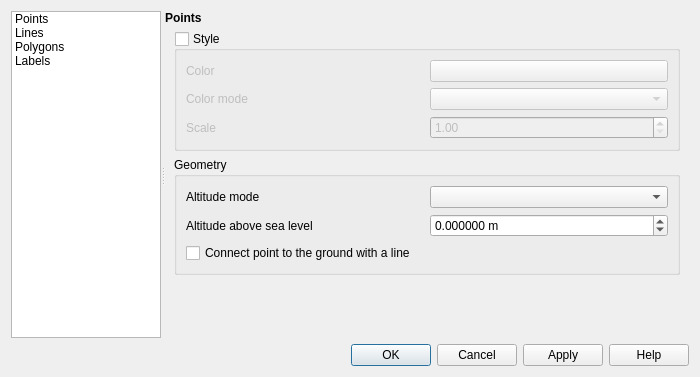
First picture: the form in ui/optionsdialogbase.ui, repository alexbruy/getools, before the edit.
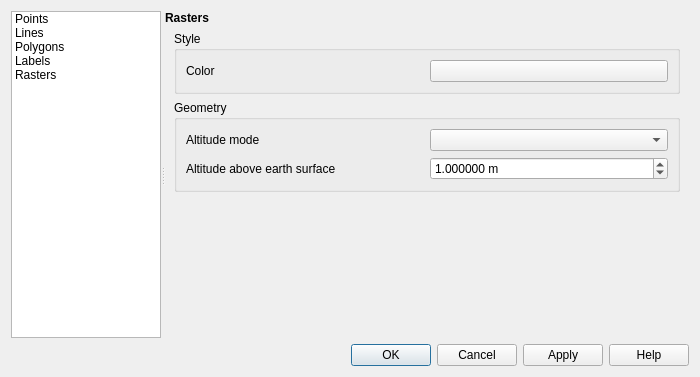
Second picture: the form after the edit. The open tabs and pages were chosen to show the change. Custom widgets are drawn as their Qt base class.

Commit message: support for raster layers

```diff
--- a/ui/optionsdialogbase.ui
+++ b/ui/optionsdialogbase.ui
@@ -100,6 +100,11 @@
            <string>Labels</string>
           </property>
          </item>
+         <item>
+          <property name="text">
+           <string>Rasters</string>
+          </property>
+         </item>
         </widget>
        </item>
       </layout>
@@ -806,6 +811,147 @@
            </item>
           </layout>
          </widget>
+         <widget class="QWidget" name="mOptsPage_05">
+          <layout class="QVBoxLayout" name="verticalLayout_7">
+           <property name="margin">
+            <number>0</number>
+           </property>
+           <item>
+            <widget class="QLabel" name="label_14">
+             <property name="styleSheet">
+              <string notr="true">font-weight:bold;</string>
+             </property>
+             <property name="text">
+              <string>Rasters</string>
+             </property>
+            </widget>
+           </item>
+           <item>
+            <widget class="QScrollArea" name="scrollArea_5">
+             <property name="frameShape">
+              <enum>QFrame::NoFrame</enum>
+             </property>
+             <property name="widgetResizable">
+              <bool>true</bool>
+             </property>
+             <widget class="QWidget" name="scrollAreaWidgetContents_3">
+              <property name="geometry">
+               <rect>
+                <x>0</x>
+                <y>0</y>
+                <width>526</width>
+                <height>307</height>
+               </rect>
+              </property>
+              <layout class="QVBoxLayout" name="verticalLayout_8">
+               <property name="topMargin">
+                <number>0</number>
+               </property>
+               <property name="bottomMargin">
+                <number>0</number>
+               </property>
+               <item>
+                <widget class="QGroupBox" name="grpRasterColor">
+                 <property name="title">
+                  <string>Style</string>
+                 </property>
+                 <property name="checkable">
+                  <bool>false</bool>
+                 </property>
+                 <property name="checked">
+                  <bool>false</bool>
+                 </property>
+                 <layout class="QGridLayout" name="gridLayout_5">
+                  <item row="0" column="0">
+                   <widget class="QLabel" name="label_15">
+                    <property name="text">
+                     <string>Color</string>
+                    </property>
+                   </widget>
+                  </item>
+                  <item row="0" column="1">
+                   <widget class="QgsColorButton" name="btnRasterColor">
+                    <property name="minimumSize">
+                     <size>
+                      <width>100</width>
+                      <height>0</height>
+                     </size>
+                    </property>
+                    <property name="maximumSize">
+                     <size>
+                      <width>16777215</width>
+                      <height>16777215</height>
+                     </size>
+                    </property>
+                    <property name="text">
+                     <string/>
+                    </property>
+                   </widget>
+                  </item>
+                 </layout>
+                </widget>
+               </item>
+               <item>
+                <widget class="QGroupBox" name="grpRasterGeometry">
+                 <property name="title">
+                  <string>Geometry</string>
+                 </property>
+                 <layout class="QGridLayout" name="gridLayout_6">
+                  <item row="0" column="0">
+                   <widget class="QLabel" name="label_16">
+                    <property name="text">
+                     <string>Altitude mode</string>
+                    </property>
+                   </widget>
+                  </item>
+                  <item row="1" column="0">
+                   <widget class="QLabel" name="label_17">
+                    <property name="text">
+                     <string>Altitude above earth surface</string>
+                    </property>
+                   </widget>
+                  </item>
+                  <item row="1" column="2">
+                   <widget class="QDoubleSpinBox" name="spnRasterAltitude">
+                    <property name="suffix">
+                     <string> m</string>
+                    </property>
+                    <property name="decimals">
+                     <number>6</number>
+                    </property>
+                    <property name="minimum">
+                     <double>-999999.999998999992386</double>
+                    </property>
+                    <property name="value">
+                     <double>1.000000000000000</double>
+                    </property>
+                   </widget>
+                  </item>
+                  <item row="0" column="2">
+                   <widget class="QComboBox" name="cmbRasterAltMode"/>
+                  </item>
+                 </layout>
+                </widget>
+               </item>
+               <item>
+                <spacer name="verticalSpacer_3">
+                 <property name="orientation">
+                  <enum>Qt::Vertical</enum>
+                 </property>
+                 <property name="sizeHint" stdset="0">
+                  <size>
+                   <width>20</width>
+                   <height>134</height>
+                  </size>
+                 </property>
+                </spacer>
+               </item>
+              </layout>
+             </widget>
+            </widget>
+           </item>
+          </layout>
+         </widget>
         </widget>
        </item>
       </layout>
```
Left out of the diff: 6 changed lines with no effect on the pictures. The commit also changes 7 other files.
